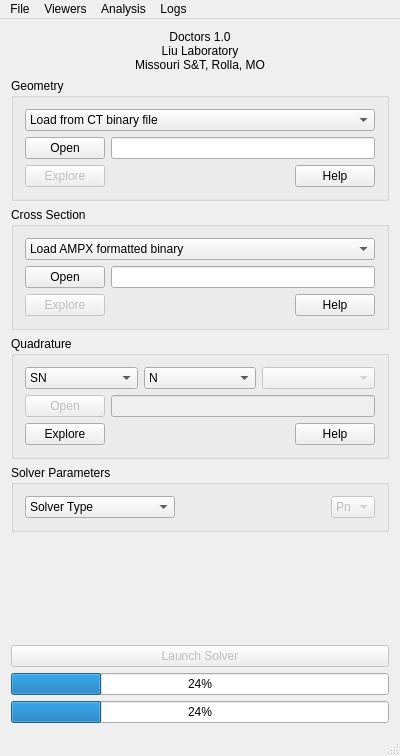
Qt form doctors/mainwindow.ui (eNorris/thesis) before a commit.
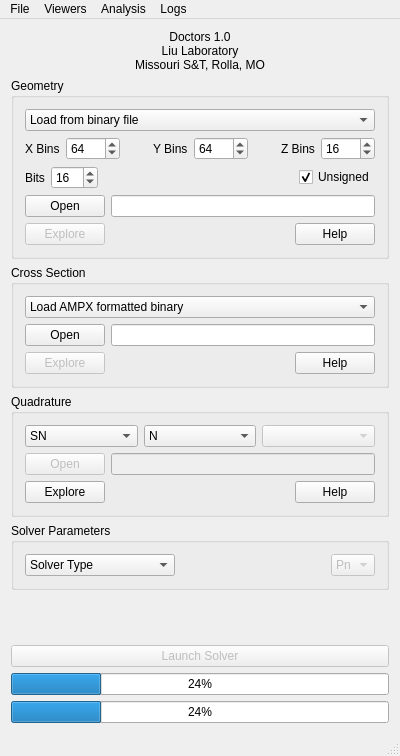
The same form after that commit.

Commit message: Updated the MainWindow GUI to include the mesh dimensions and updated the raytracer to use doubles because floats were rounding off too far in the 256x256x64 mesh

What changed in the file:
```diff
--- a/doctors/mainwindow.ui
+++ b/doctors/mainwindow.ui
@@ -64,11 +64,148 @@
           <widget class="QComboBox" name="geometryComboBox">
            <item>
             <property name="text">
-             <string>Load from CT binary file</string>
+             <string>Load from binary file</string>
             </property>
            </item>
           </widget>
          </item>
+         <item>
+          <layout class="QHBoxLayout" name="horizontalLayout_8">
+           <item>
+            <widget class="QLabel" name="label_4">
+             <property name="text">
+              <string>X Bins</string>
+             </property>
+            </widget>
+           </item>
+           <item>
+            <widget class="QSpinBox" name="xBinSpinBox">
+             <property name="minimum">
+              <number>1</number>
+             </property>
+             <property name="maximum">
+              <number>9999</number>
+             </property>
+             <property name="value">
+              <number>64</number>
+             </property>
+            </widget>
+           </item>
+           <item>
+            <spacer name="horizontalSpacer_5">
+             <property name="orientation">
+              <enum>Qt::Horizontal</enum>
+             </property>
+             <property name="sizeHint" stdset="0">
+              <size>
+               <width>40</width>
+               <height>20</height>
+              </size>
+             </property>
+            </spacer>
+           </item>
+           <item>
+            <widget class="QLabel" name="label_5">
+             <property name="text">
+              <string>Y Bins</string>
+             </property>
+            </widget>
+           </item>
+           <item>
+            <widget class="QSpinBox" name="yBinSpinBox">
+             <property name="minimum">
+              <number>1</number>
+             </property>
+             <property name="maximum">
+              <number>9999</number>
+             </property>
+             <property name="value">
+              <number>64</number>
+             </property>
+            </widget>
+           </item>
+           <item>
+            <spacer name="horizontalSpacer_6">
+             <property name="orientation">
+              <enum>Qt::Horizontal</enum>
+             </property>
+             <property name="sizeHint" stdset="0">
+              <size>
+               <width>40</width>
+               <height>20</height>
+              </size>
+             </property>
+            </spacer>
+           </item>
+           <item>
+            <widget class="QLabel" name="label_6">
+             <property name="text">
+              <string>Z Bins</string>
+             </property>
+            </widget>
+           </item>
+           <item>
+            <widget class="QSpinBox" name="zBinSpinBox">
+             <property name="minimum">
+              <number>1</number>
+             </property>
+             <property name="maximum">
+              <number>9999</number>
+             </property>
+             <property name="value">
+              <number>16</number>
+             </property>
+            </widget>
+           </item>
+          </layout>
+         </item>
+         <item>
+          <layout class="QHBoxLayout" name="horizontalLayout_9">
+           <item>
+            <widget class="QLabel" name="label_7">
+             <property name="text">
+              <string>Bits</string>
+             </property>
+            </widget>
+           </item>
+           <item>
+            <widget class="QSpinBox" name="bitSpinBox">
+             <property name="minimum">
+              <number>2</number>
+             </property>
+             <property name="maximum">
+              <number>256</number>
+             </property>
+             <property name="value">
+              <number>16</number>
+             </property>
+            </widget>
+           </item>
+           <item>
+            <spacer name="horizontalSpacer">
+             <property name="orientation">
+              <enum>Qt::Horizontal</enum>
+             </property>
+             <property name="sizeHint" stdset="0">
+              <size>
+               <width>40</width>
+               <height>20</height>
+              </size>
+             </property>
+            </spacer>
+           </item>
+           <item>
+            <widget class="QCheckBox" name="signedCheckBox">
+             <property name="text">
+              <string>Unsigned</string>
+             </property>
+             <property name="checked">
+              <bool>true</bool>
+             </property>
+            </widget>
+           </item>
+          </layout>
+         </item>
          <item>
           <layout class="QHBoxLayout" name="horizontalLayout">
            <item>
```
The commit also changes 3 other files.
